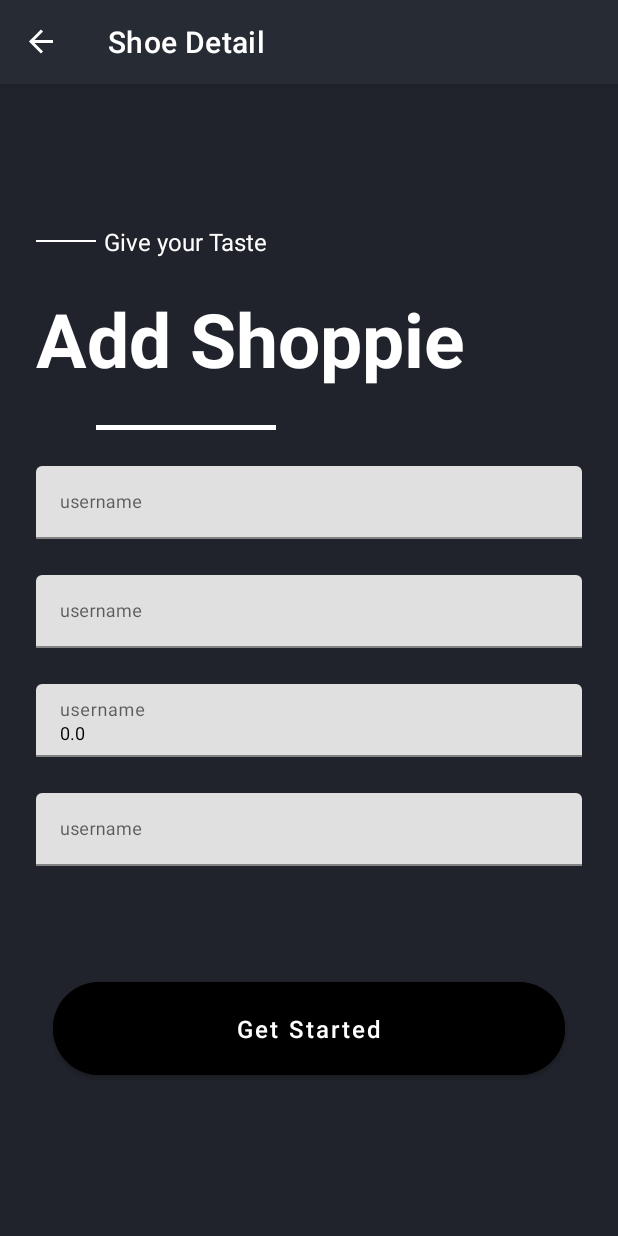
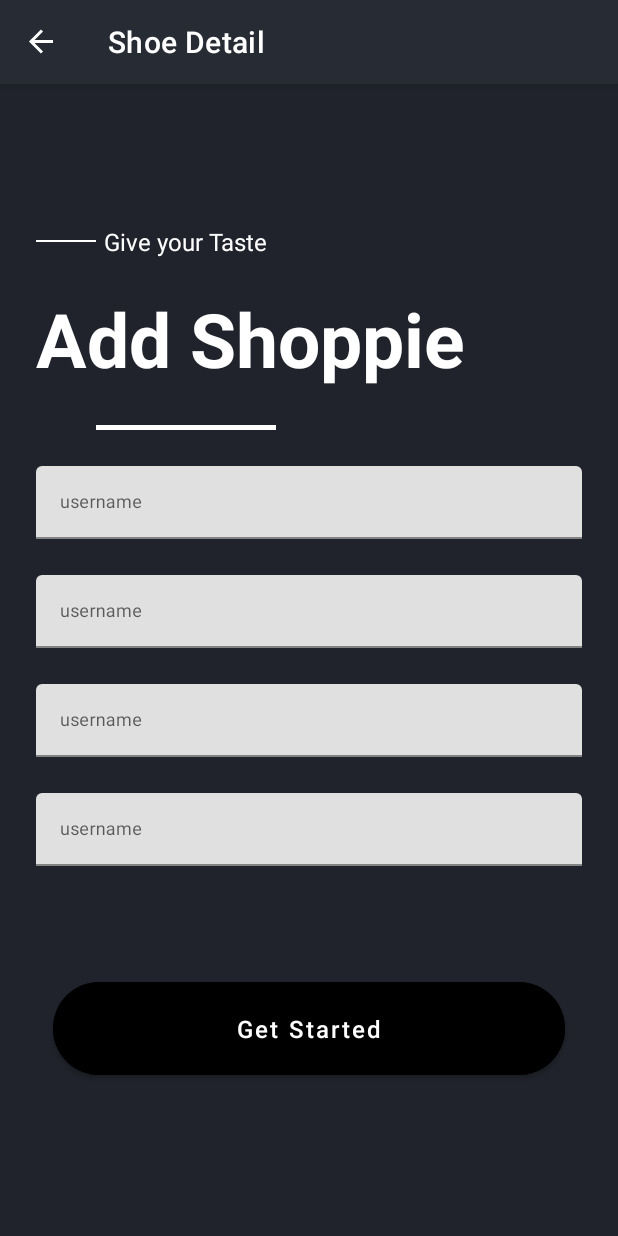
Before and after one commit to Ayodeji97/Inventory, an Android app: the ShoeListingFragment screen opened through its navigation route, after a tap on an icon or button, on a phone screen of 412 x 824 dp. Run offline under Robolectric (Android 15) with nearby library versions, the phone set to English and light mode, and no system bars; our stand-ins replace data binding, navigation-ui; Roboto replaces fonts that are not available here; 1 statement that could not run was skipped.

Commit message:
error in shoe size

```diff
--- a/app/src/main/java/com/accessbankplc/shoeinventoryapp/ui/ShoeListingFragment.kt
+++ b/app/src/main/java/com/accessbankplc/shoeinventoryapp/ui/ShoeListingFragment.kt
@@ -1,10 +1,8 @@
 package com.accessbankplc.shoeinventoryapp.ui
 
 import android.os.Bundle
+import android.view.*
 import androidx.fragment.app.Fragment
-import android.view.LayoutInflater
-import android.view.View
-import android.view.ViewGroup
 import android.widget.LinearLayout
 import androidx.databinding.DataBindingUtil
 import androidx.fragment.app.activityViewModels
@@ -40,20 +38,10 @@ class ShoeListingFragment : Fragment() {
     }
 
 
-    private fun navigate () {
-
-//        ui.fab.setOnClickListener {
-//           shoeListViewModel.initialShoeValue()
-//            //shoeListViewModel.addShoe()
-//            findNavController().navigate(R.id.shoeDetailFragment)
-//        }
-    }
-
     private fun observeShoeList (inflater: LayoutInflater, container: ViewGroup?) {
 
         ui.fab.setOnClickListener {
             shoeListViewModel.initialShoeValue()
-            //shoeListViewModel.addShoe()
             findNavController().navigate(R.id.shoeDetailFragment)
         }
 
@@ -74,6 +62,30 @@ class ShoeListingFragment : Fragment() {
             }
 
         })
+
+        setHasOptionsMenu(true)
+    }
+
+    private fun logout () {
+        findNavController().navigate(R.id.loginFragment)
+    }
+
+
+    override fun onCreateOptionsMenu(menu: Menu, inflater: MenuInflater) {
+        super.onCreateOptionsMenu(menu, inflater)
+        inflater.inflate(R.menu.menu, menu)
+    }
+
+    override fun onOptionsItemSelected(item: MenuItem): Boolean {
+
+        when(item.itemId) {
+            R.id.log_out -> {
+                shoeListViewModel.shoeClear()
+                logout()
+            }
+        }
+
+        return super.onOptionsItemSelected(item)
     }
 
 }
--- a/app/src/main/java/com/accessbankplc/shoeinventoryapp/viewmodel/ShowListViewModel.kt
+++ b/app/src/main/java/com/accessbankplc/shoeinventoryapp/viewmodel/ShowListViewModel.kt
@@ -4,15 +4,25 @@ import androidx.databinding.BaseObservable
 import androidx.databinding.Bindable
 import androidx.lifecycle.LiveData
 import androidx.lifecycle.MutableLiveData
+import androidx.lifecycle.Transformations
 import androidx.lifecycle.ViewModel
+import com.accessbankplc.shoeinventoryapp.BR
 import com.accessbankplc.shoeinventoryapp.model.Shoe
+import java.text.DecimalFormat
 
 class ShowListViewModel : ViewModel() {
 
+    var shoe: Shoe? = null
 
-    //    private lateinit var shoe : Shoe
-    var shoe: Shoe? = null
     private val shoes = mutableListOf<Shoe>()
+
+    private val shoeLiveData : LiveData<List<Shoe>> = shoeList
+
+    val shoeSize : LiveData<String> = Transformations.map(shoeLiveData) { shoe ->
+        String.format("%.1f", shoe.forEach {
+            it?.shoeSize
+        })
+    }
 
 
     private val _shoeList = MutableLiveData<List<Shoe>>()
@@ -25,6 +35,7 @@ class ShowListViewModel : ViewModel() {
     get() = _isShoeAdditionComplete
 
     fun addShoe() {
+//        shoe?.shoeSize = observeShoeSize.shoeSize.toDouble()
         shoe?.let { shoe ->
             shoes.add(shoe)
             additionCompleted()
@@ -33,9 +44,7 @@ class ShowListViewModel : ViewModel() {
     }
 
     fun initialShoeValue () {
-        //addShoe()
         shoe = Shoe("", "", 0.0, "")
-
     }
 
     fun additionCompleted () {
@@ -51,4 +60,7 @@ class ShowListViewModel : ViewModel() {
     }
 
 
+
+
+
 }
--- a/app/src/main/res/layout/fragment_shoe_detail.xml
+++ b/app/src/main/res/layout/fragment_shoe_detail.xml
@@ -129,7 +129,7 @@
                 android:id="@+id/fragment_add_shoe_size_et"
                 android:layout_width="match_parent"
                 android:layout_height="match_parent"
-                android:text="@{Double.toString(showListViewModel.shoe.shoeSize)}"
+                android:text="@={showListViewModel.shoeSize}"
                 android:inputType="text"
                 android:textColor="@color/black"
                 android:textSize="12sp" />
--- /dev/null
+++ b/app/src/main/res/menu/menu.xml
@@ -0,0 +1,11 @@
+<?xml version="1.0" encoding="utf-8"?>
+<menu xmlns:app="http://schemas.android.com/apk/res-auto"
+    xmlns:android="http://schemas.android.com/apk/res/android">
+
+    <item
+        android:id="@+id/log_out"
+        android:title="logout"
+        android:iconTint="@color/white"
+        android:icon="@color/white"
+        />
+</menu>
```
